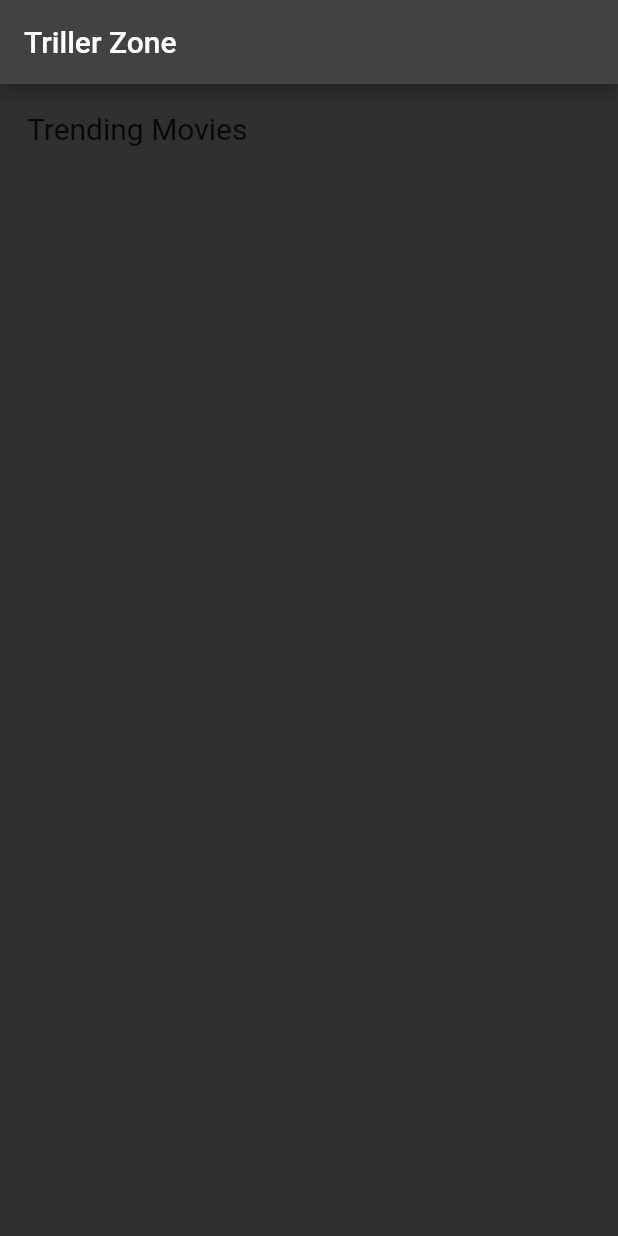
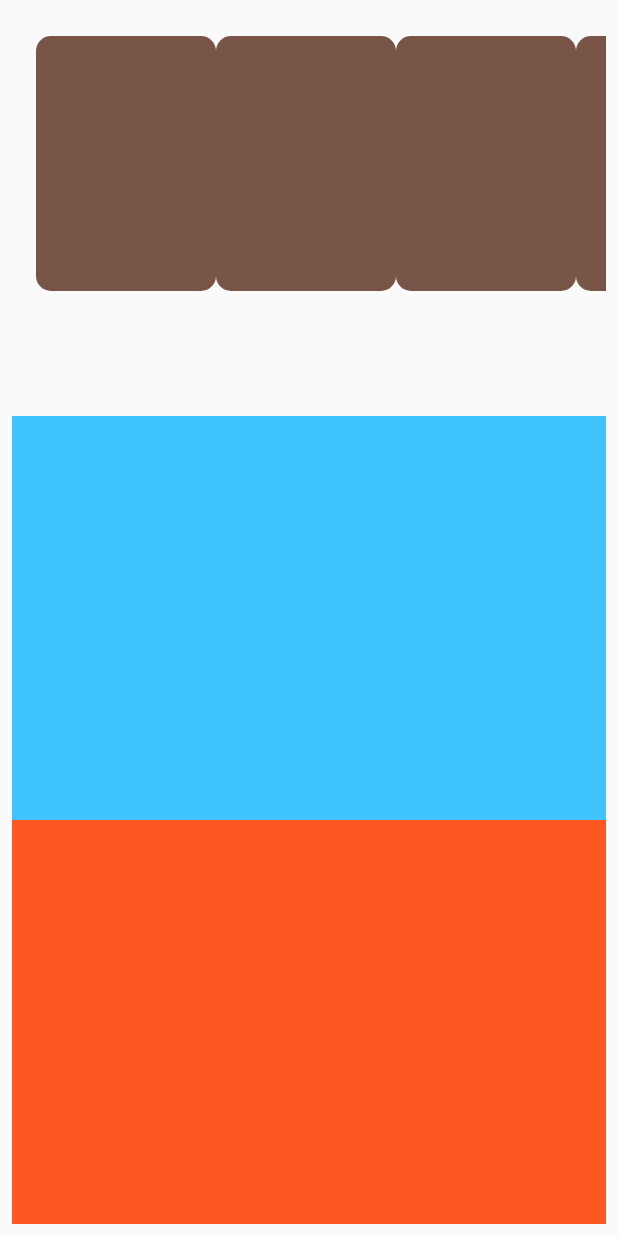
Before and after one commit to Eazy252/triller_zon, a Flutter app: the screen it shows after launch, on a phone screen of 412 x 824 dp. Run offline on Flutter 3.47's test engine with Material 2 defaults, Android fonts, the phone set to English and light mode, and no system bars; missing offline and left inert: tmdb_api.

Commit message:
another edit

```diff
--- a/lib/main.dart
+++ b/lib/main.dart
@@ -1,5 +1,6 @@
 import 'package:flutter/material.dart';
 import 'package:triller_zone/homeScreen.dart';
+import 'package:triller_zone/shows.dart';
 
 void main() {
   runApp(const Home());
@@ -8,13 +9,13 @@ void main() {
 class Home extends StatelessWidget {
   const Home({Key? key}) : super(key: key);
 
+  @override
   Widget build(BuildContext context) {
     return MaterialApp(
-      home: HomeScreen(),
+      home: Shows(),
       debugShowCheckedModeBanner: false,
       title: 'Flutter Demo',
       theme: ThemeData(
-        brightness: Brightness.dark,
         primarySwatch: Colors.blue,
       ),
     );
--- a/lib/reusables/reusablesColor.dart
+++ b/lib/reusables/reusablesColor.dart
@@ -1,3 +1,4 @@
 import 'package:flutter/cupertino.dart';
 
 Color black = const Color.fromARGB(255, 8, 8, 8);
+Color green = const Color.fromARGB(255, 0, 255, 0);
--- /dev/null
+++ b/lib/shows.dart
@@ -0,0 +1,53 @@
+import 'package:flutter/material.dart';
+import 'package:triller_zone/reusables/reusableStrings.dart';
+import 'package:triller_zone/reusables/reusabletext.dart';
+
+class Shows extends StatelessWidget {
+  const Shows({Key? key}) : super(key: key);
+
+  @override
+  Widget build(BuildContext context) {
+    return Scaffold(
+        body: SafeArea(
+            child: Padding(
+      padding: const EdgeInsets.all(8.0),
+      child: Column(
+        children: [
+          Expanded(
+            flex: 1,
+            child: ListView.builder(
+                padding: const EdgeInsets.all(16),
+                scrollDirection: Axis.horizontal,
+                itemCount: 8,
+                itemBuilder: (context, index) {
+                  return Column(
+                    children: [
+                      Container(
+                        padding: const EdgeInsets.all(50),
+                        decoration: const BoxDecoration(
+                          borderRadius: BorderRadius.all(Radius.circular(10)),
+                          color: Colors.brown,
+                        ),
+                        width: 120.0,
+                        height: 170,
+                      ),
+                    ],
+                  );
+                }),
+          ),
+          Expanded(
+            flex: 1,
+            child: Container(
+              color: Colors.lightBlueAccent,
+            ),
+          ),
+          Expanded(
+              flex: 1,
+              child: Container(
+                color: Colors.deepOrange,
+              ))
+        ],
+      ),
+    )));
+  }
+}
--- a/lib/trendingmovies.dart
+++ b/lib/trendingmovies.dart
@@ -11,7 +11,22 @@ class TrendingMovies extends StatelessWidget {
 
   @override
   Widget build(BuildContext context) {
-    return Container(
+    return ListView.builder(
+        itemCount: 8,
+        itemBuilder: (context, index) {
+          return Column(
+            children: <Widget>[
+              Container(
+                color: green,
+                height: 200.0,
+                child: ReusableText(text: [index].toString()),
+              ),
+              ReusableText(text: loading)
+            ],
+          );
+        });
+
+/*     Container(
       child: Padding(
         padding: const EdgeInsets.all(18),
         child: Column(
@@ -37,14 +52,17 @@ class TrendingMovies extends StatelessWidget {
                         child: Column(
                           children: [
                             Container(
-                              decoration: BoxDecoration(
+                              color: green,
+
+                              /*  decoration: BoxDecoration(
                                 image: DecorationImage(
                                   image: NetworkImage(
                                     'https://image.tmdb.org/t/p/w500' +
                                         trending[index]["backdrop_path"],
                                   ),
                                 ),
-                              ),
+                              ) ,
+                              */
                             ),
                             ReusableText(
                                 text: trending[index]['title'] ?? loading)
@@ -58,5 +76,6 @@ class TrendingMovies extends StatelessWidget {
         ),
       ),
     );
+   */
   }
 }
```
